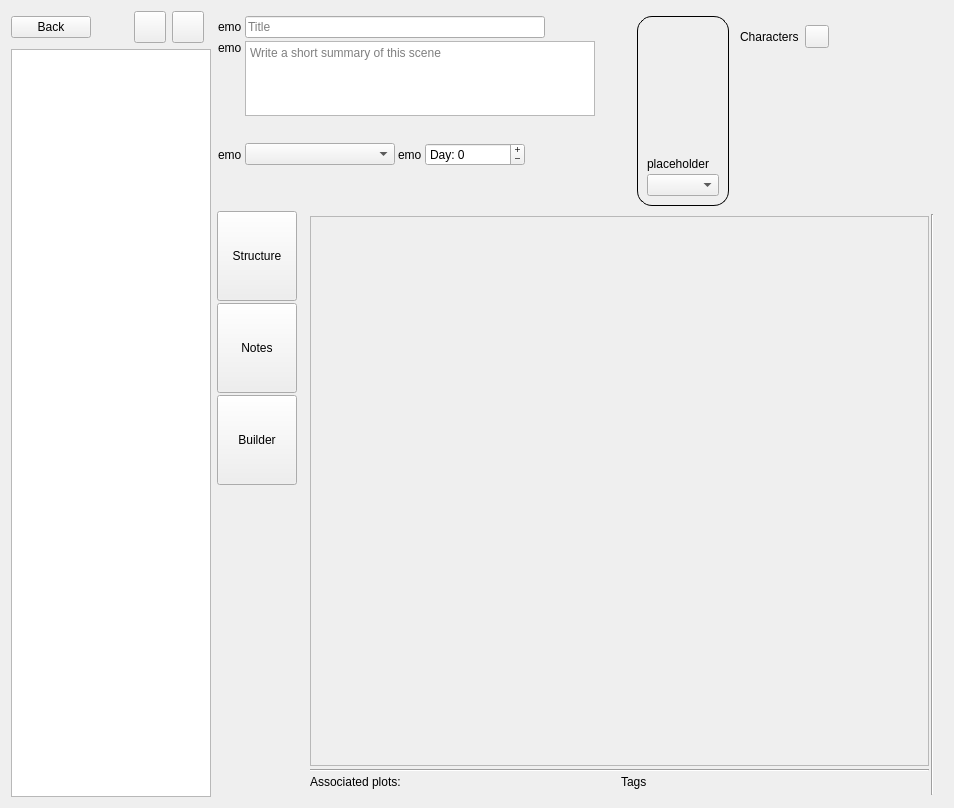
Old version of the form ui/scene_editor.ui in the repository zkovari/plotlyst.
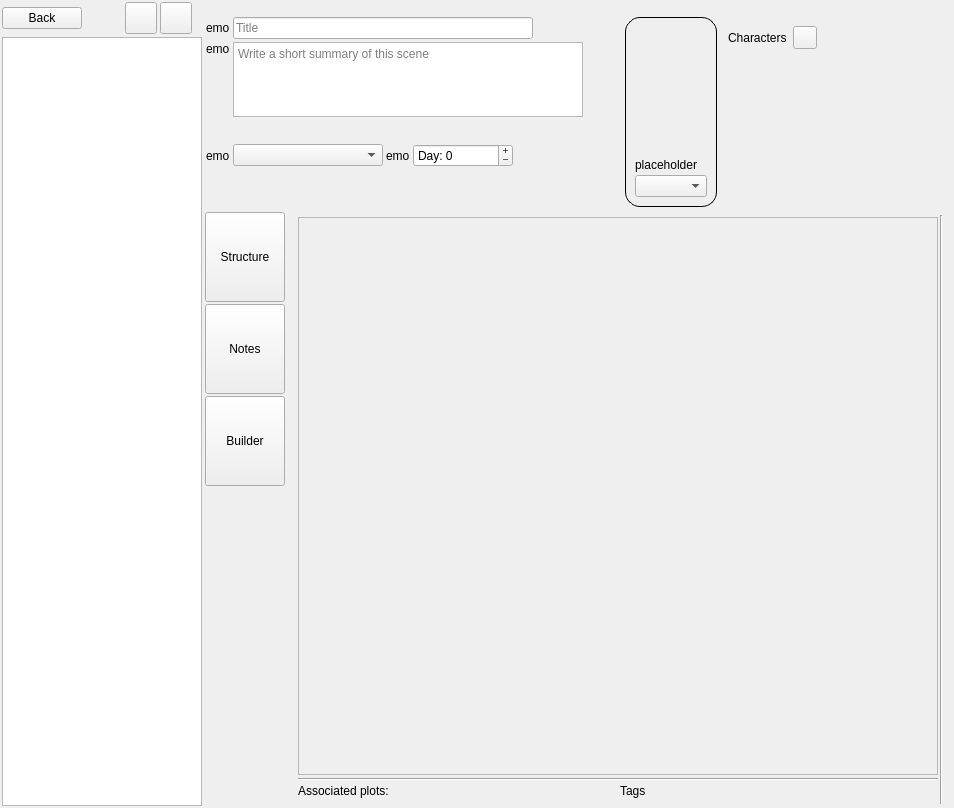
New version of the form. Custom widgets are drawn as their Qt base class.

What changed in the file:
```diff
--- a/ui/scene_editor.ui
+++ b/ui/scene_editor.ui
@@ -14,6 +14,21 @@
    <string>Form</string>
   </property>
   <layout class="QHBoxLayout" name="horizontalLayout_7">
+   <property name="spacing">
+    <number>3</number>
+   </property>
+   <property name="leftMargin">
+    <number>2</number>
+   </property>
+   <property name="topMargin">
+    <number>2</number>
+   </property>
+   <property name="rightMargin">
+    <number>2</number>
+   </property>
+   <property name="bottomMargin">
+    <number>2</number>
+   </property>
    <item>
     <layout class="QVBoxLayout" name="verticalLayout">
      <item>
@@ -171,6 +186,19 @@
      <item>
       <widget class="SceneStoryStructureWidget" name="wdgStructure" native="true"/>
      </item>
+     <item>
+      <spacer name="horizontalSpacer_2">
+       <property name="orientation">
+        <enum>Qt::Horizontal</enum>
+       </property>
+       <property name="sizeHint" stdset="0">
+        <size>
+         <width>40</width>
+         <height>10</height>
+        </size>
+       </property>
+      </spacer>
+     </item>
      <item>
       <widget class="QWidget" name="wdgTop" native="true">
        <layout class="QHBoxLayout" name="horizontalLayout_5">
@@ -721,7 +749,7 @@
                     <rect>
                      <x>0</x>
                      <y>0</y>
-                     <width>611</width>
+                     <width>628</width>
                      <height>541</height>
                     </rect>
                    </property>
```
